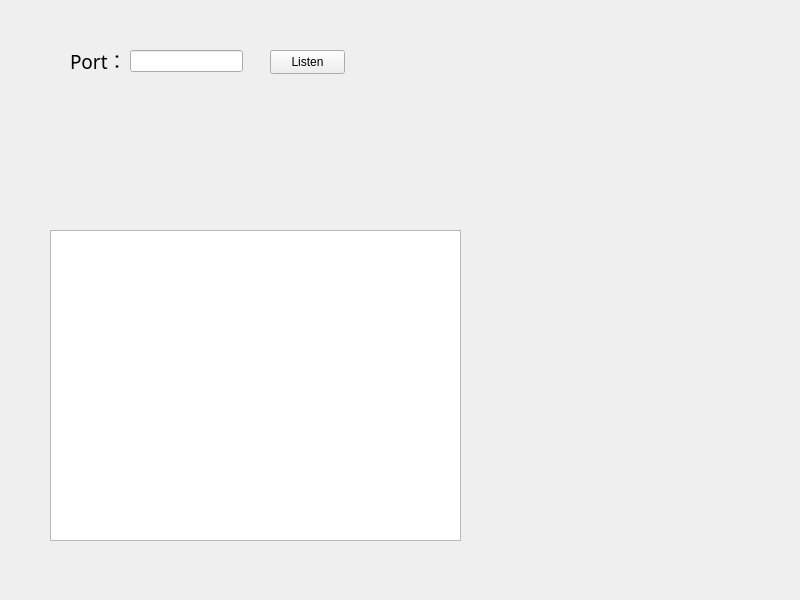
vv12138vv/VchatServer, file src/serverui.ui: the form before one commit.
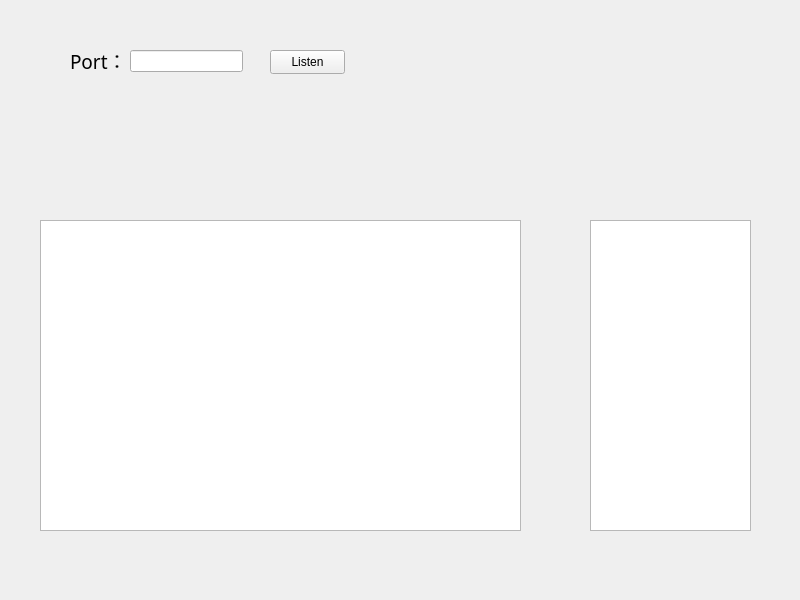
The form after the commit.

Diff of the .ui file:
```diff
--- a/src/serverui.ui
+++ b/src/serverui.ui
@@ -16,9 +16,9 @@
   <widget class="QTextBrowser" name="systemTextBrowser">
    <property name="geometry">
     <rect>
-     <x>50</x>
-     <y>230</y>
-     <width>411</width>
+     <x>40</x>
+     <y>220</y>
+     <width>481</width>
      <height>311</height>
     </rect>
    </property>
@@ -65,6 +65,16 @@
     <string>Listen</string>
    </property>
   </widget>
+  <widget class="QListWidget" name="socketList">
+   <property name="geometry">
+    <rect>
+     <x>590</x>
+     <y>220</y>
+     <width>161</width>
+     <height>311</height>
+    </rect>
+   </property>
+  </widget>
  </widget>
  <resources/>
  <connections/>
```
